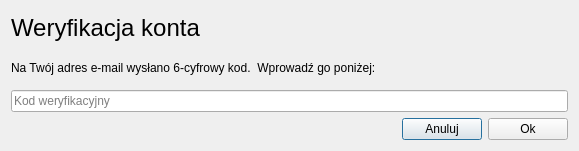
Above: usemaps_lite/ui/verify_org.ui from gis-support/usemaps-lite-plugin before the change. Below: the same form after it.
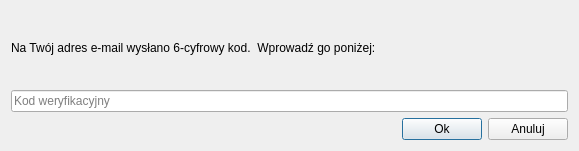
That is the form after the change.

```diff
--- a/usemaps_lite/ui/verify_org.ui
+++ b/usemaps_lite/ui/verify_org.ui
@@ -27,14 +27,7 @@
   </property>
   <layout class="QVBoxLayout" name="verticalLayout">
    <item>
-    <widget class="QLabel" name="label">
-     <property name="text">
-      <string>&lt;html&gt;&lt;head/&gt;&lt;body&gt;&lt;p&gt;&lt;span style=&quot; font-size:18pt;&quot;&gt;Weryfikacja konta&lt;/span&gt;&lt;/p&gt;&lt;/body&gt;&lt;/html&gt;</string>
-     </property>
-    </widget>
-   </item>
-   <item>
-    <widget class="QLabel" name="label_2">
+    <widget class="QLabel" name="verify_label">
      <property name="text">
       <string>Na Twój adres e-mail wysłano 6-cyfrowy kod.  Wprowadź go poniżej:</string>
      </property>
@@ -68,13 +61,6 @@
        </property>
       </spacer>
      </item>
-     <item>
-      <widget class="QPushButton" name="cancel_button">
-       <property name="text">
-        <string>Anuluj</string>
-       </property>
-      </widget>
-     </item>
      <item>
       <widget class="QPushButton" name="verify_button">
        <property name="text">
@@ -82,6 +68,13 @@
        </property>
       </widget>
      </item>
+     <item>
+      <widget class="QPushButton" name="cancel_button">
+       <property name="text">
+        <string>Anuluj</string>
+       </property>
+      </widget>
+     </item>
     </layout>
    </item>
   </layout>
```
